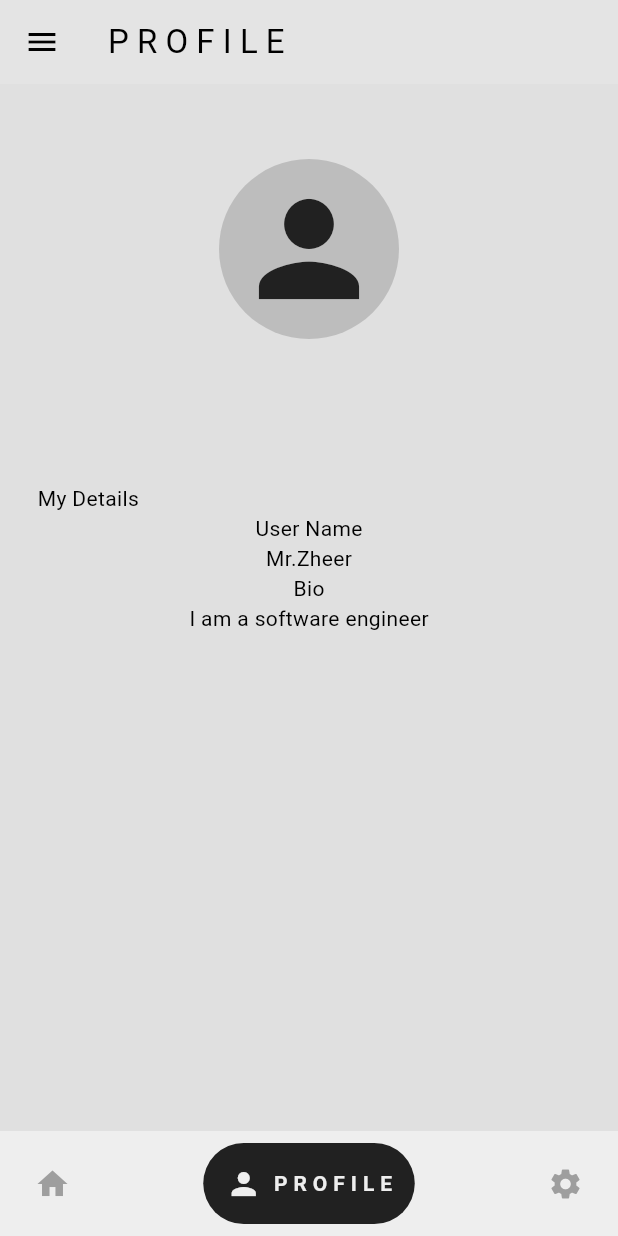
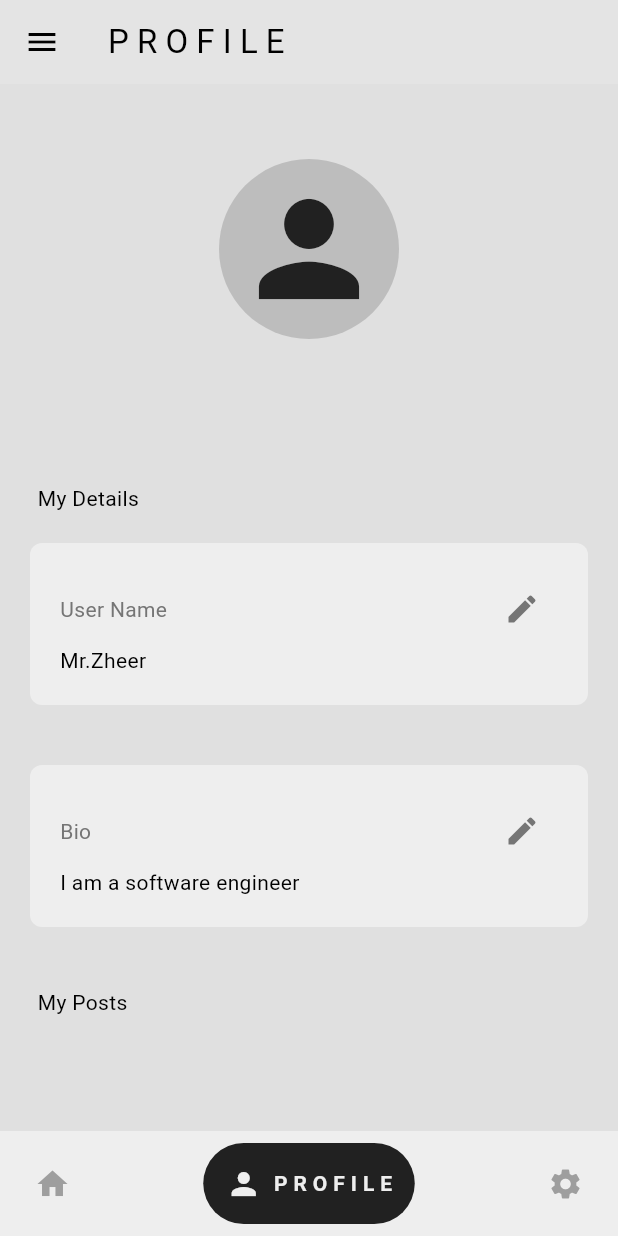
Before and after one commit to ZheerBarzan/project_zeta, a Flutter app: the screen it shows once a user with an empty profile is signed in, item 2 of the bottom bar chosen, on a phone screen of 412 x 824 dp. Run offline on Flutter 3.47's test engine with Material 3 defaults, Android fonts, the light colour scheme and no system bars; drawn by our look-alikes of google_nav_bar; our stand-ins replace cloud_firestore, firebase_auth, firebase_core, google_sign_in; accounts and stored records are empty.

Commit message:
designing the profile page

```diff
--- a/lib/components/text_box.dart
+++ b/lib/components/text_box.dart
@@ -3,15 +3,40 @@ import 'package:flutter/material.dart';
 class MyTextBox extends StatelessWidget {
   final String text;
   final String sectionName;
-  const MyTextBox({super.key, required this.text, required this.sectionName});
+  final void Function()? onPressed;
+  const MyTextBox(
+      {super.key,
+      required this.text,
+      required this.sectionName,
+      required this.onPressed});
 
   @override
   Widget build(BuildContext context) {
     return Container(
+      decoration: BoxDecoration(
+        color: Theme.of(context).colorScheme.secondary,
+        borderRadius: BorderRadius.circular(8),
+      ),
+      padding: const EdgeInsets.all(20),
+      margin: const EdgeInsets.all(20),
       child: Column(
+        crossAxisAlignment: CrossAxisAlignment.start,
         children: [
-          Text(sectionName),
+          Row(
+            mainAxisAlignment: MainAxisAlignment.spaceBetween,
+            children: [
+              Text(sectionName, style: TextStyle(color: Colors.grey.shade600)),
+              IconButton(
+                  onPressed: () {},
+                  icon: Icon(
+                    Icons.edit,
+                    color: Colors.grey.shade600,
+                  ))
+            ],
+          ),
           Text(text),
+
+          // edit
         ],
       ),
     );
--- a/lib/pages/home_page.dart
+++ b/lib/pages/home_page.dart
@@ -129,7 +129,7 @@ class _HomePageState extends State<HomePage> {
           ],
         ),
       ),
-      backgroundColor: Theme.of(context).colorScheme.primary,
+      backgroundColor: Theme.of(context).colorScheme.surface,
     );
   }
 }
--- a/lib/pages/profile_page.dart
+++ b/lib/pages/profile_page.dart
@@ -12,6 +12,9 @@ class ProfilePage extends StatefulWidget {
 
 class _ProfilePageState extends State<ProfilePage> {
   final currentUser = FirebaseAuth.instance.currentUser!;
+
+  Future<void> editField(String field) async {}
+
   @override
   Widget build(BuildContext context) {
     return Scaffold(
@@ -51,12 +54,25 @@ class _ProfilePageState extends State<ProfilePage> {
           ),
 
           // user name
-          const MyTextBox(text: "Mr.Zheer", sectionName: "User Name"),
+          MyTextBox(
+              text: "Mr.Zheer",
+              sectionName: "User Name",
+              onPressed: () => editField("user name")),
 
           //bio
-          const MyTextBox(text: "I am a software engineer", sectionName: "Bio"),
+          MyTextBox(
+              text: "I am a software engineer",
+              sectionName: "Bio",
+              onPressed: () => editField("bio")),
 
           //user posts
+          const SizedBox(height: 20),
+
+          //user details
+          const Padding(
+            padding: EdgeInsets.only(left: 25),
+            child: Text("My Posts "),
+          ),
         ],
       ),
     );
```
